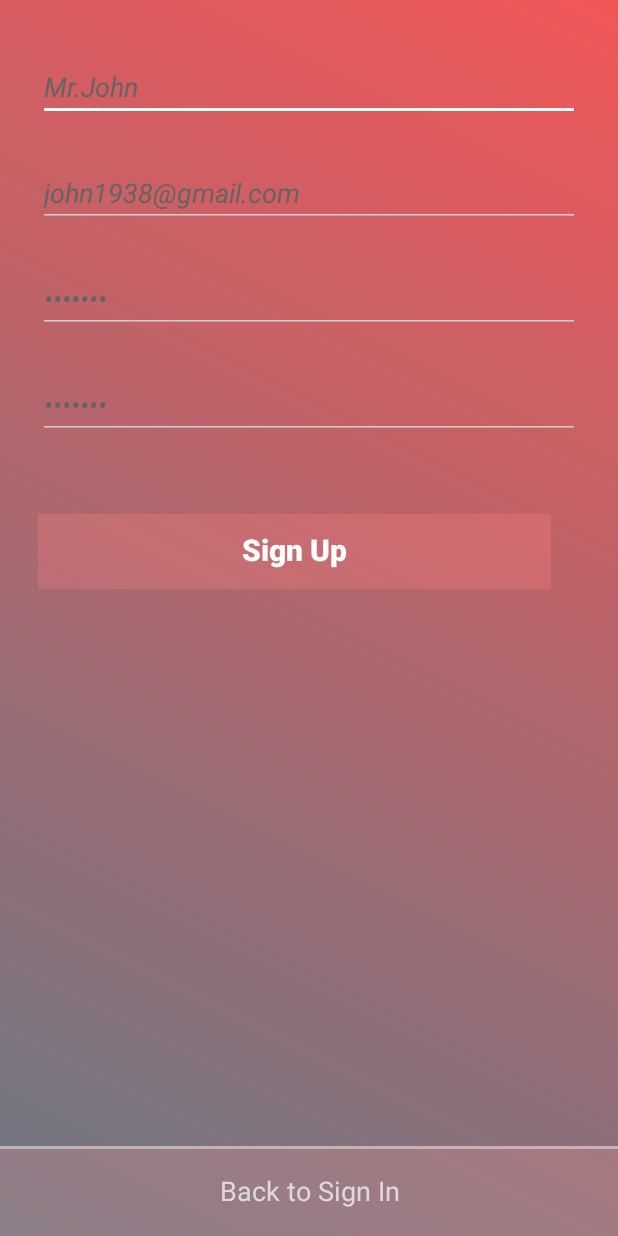
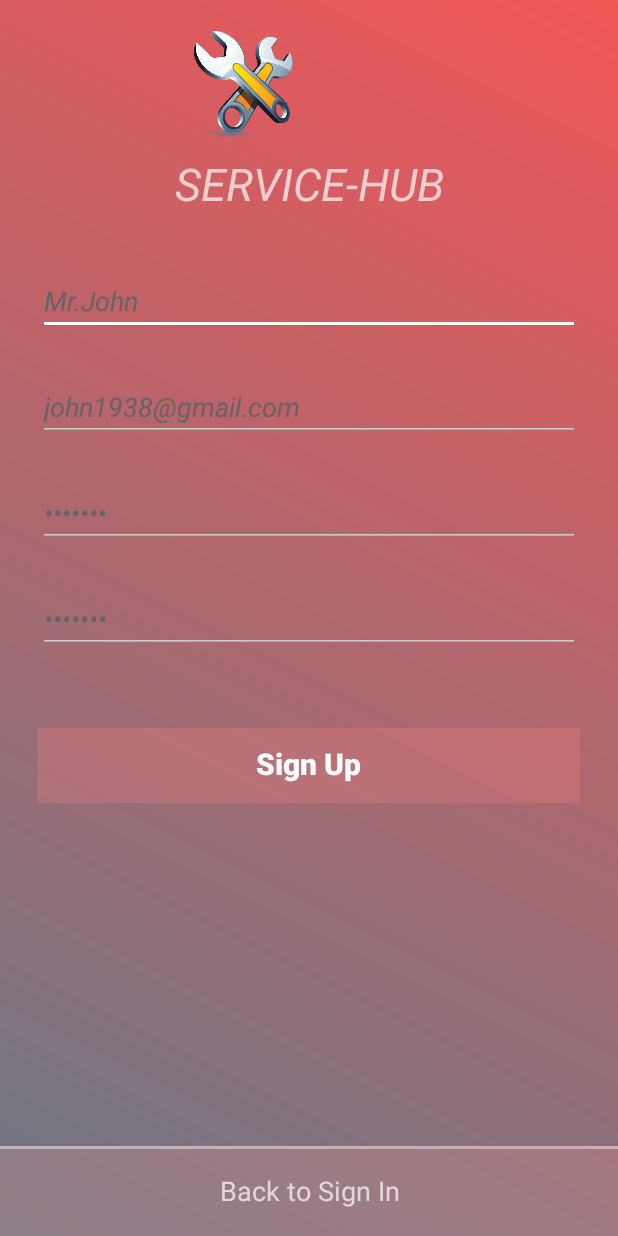
Before and after one commit to sadiq1971/Service-Hub, an Android app: the screen it shows after launch (Login), after a tap on "Not registered? Sign Up", on a phone screen of 412 x 824 dp. Run offline under Robolectric (Android 15) with nearby library versions, the phone set to English and light mode, and no system bars; our stand-ins replace Firebase (no records; nobody signed in at launch, a user with empty details on screens opened directly); plain views replace MaterialRippleLayout, MaterialTextField; 1 other tap on this screen came first.

Commit message:
3rd Commit
Signed-off-by: Sadiqur Rahman <sadiqurr8@gmail.com>

```diff
--- a/app/src/main/java/com/google/firebase/quickstart/database/fragment/SearchBarFragment.java
+++ b/app/src/main/java/com/google/firebase/quickstart/database/fragment/SearchBarFragment.java
@@ -465,6 +465,9 @@ public class SearchBarFragment extends BaseExampleFragment {
         /*Query query=databaseReference.orderByChild("sl").
                 startAt("Electritian:Azimpur,Dhaka").endAt("Electritian:Azimpur,Dhaka:5.0:");*/
 
+        if(location.isEmpty()){
+            location="Azimpur,Dhaka";
+        }
         Query query=databaseReference.orderByChild("sl").startAt(skill+":"+location).
                 endAt(skill+":"+location+":5.0:");
 
--- a/app/src/main/res/layout/fragment_signup.xml
+++ b/app/src/main/res/layout/fragment_signup.xml
@@ -15,7 +15,26 @@
 
         <RelativeLayout
             android:layout_width="match_parent"
-            android:layout_height="match_parent">
+            android:layout_height="match_parent"
+            android:paddingTop="20dp">
+
+            <ImageView
+                android:layout_width="wrap_content"
+                android:layout_height="72dp"
+                android:id="@+id/demo_img"
+                android:layout_gravity="center_horizontal"
+                android:layout_marginBottom="10dp"
+                android:src="@drawable/service"/>
+
+            <TextView
+                android:layout_width="match_parent"
+                android:layout_height="wrap_content"
+                android:text="SERVICE-HUB"
+                android:textAlignment="center"
+                android:layout_below="@+id/demo_img"
+                android:textSize="30dp"
+                android:id="@+id/demo_txt"
+                android:textStyle="italic" />
 
 
             <com.github.florent37.materialtextfield.MaterialTextField
@@ -24,6 +43,7 @@
                 android:layout_height="wrap_content"
                 android:layout_marginLeft="25dp"
                 android:layout_marginRight="25dp"
+                android:layout_below="@+id/demo_txt"
                 android:layout_marginTop="35dp"
                 android:accessibilityLiveRegion="assertive"
                 android:elevation="3dp"
@@ -116,7 +136,7 @@
                     android:id="@+id/repeatPasswordField"
                     android:layout_width="match_parent"
                     android:layout_height="wrap_content"
-                    android:hint="Repeat Password"
+                    android:hint="Confirm Password"
                     android:inputType="textPassword"
                     android:textColor="#000"
                     android:textColorHint="#fff"
@@ -138,7 +158,7 @@
                 >
 
                 <RelativeLayout
-                    android:layout_width="342dp"
+                    android:layout_width="match_parent"
                     android:layout_height="50dp"
                     android:background="#41ff8282"
                     >
@@ -149,8 +169,8 @@
                         android:layout_height="wrap_content"
                         android:layout_centerHorizontal="true"
                         android:background="?android:attr/selectableItemBackground"
-                        android:paddingLeft="65dp"
-                        android:paddingRight="65dp"
+                        android:paddingLeft="40dp"
+                        android:paddingRight="40dp"
                         android:text="Sign Up"
                         android:textAllCaps="false"
                         android:textColor="@color/common_google_signin_btn_text_dark_default"
```
Also changed, not shown: app/src/main/java/com/google/firebase/quickstart/database/Auth/SignUpAuth.java (+5 -3 lines), app/src/main/java/com/google/firebase/quickstart/database/Login.java (+3 -4 lines), app/src/main/java/com/google/firebase/quickstart/database/MainActivity.java (+7 -7 lines), app/src/main/res/layout/fragment_login.xml (+14 -6 lines).
